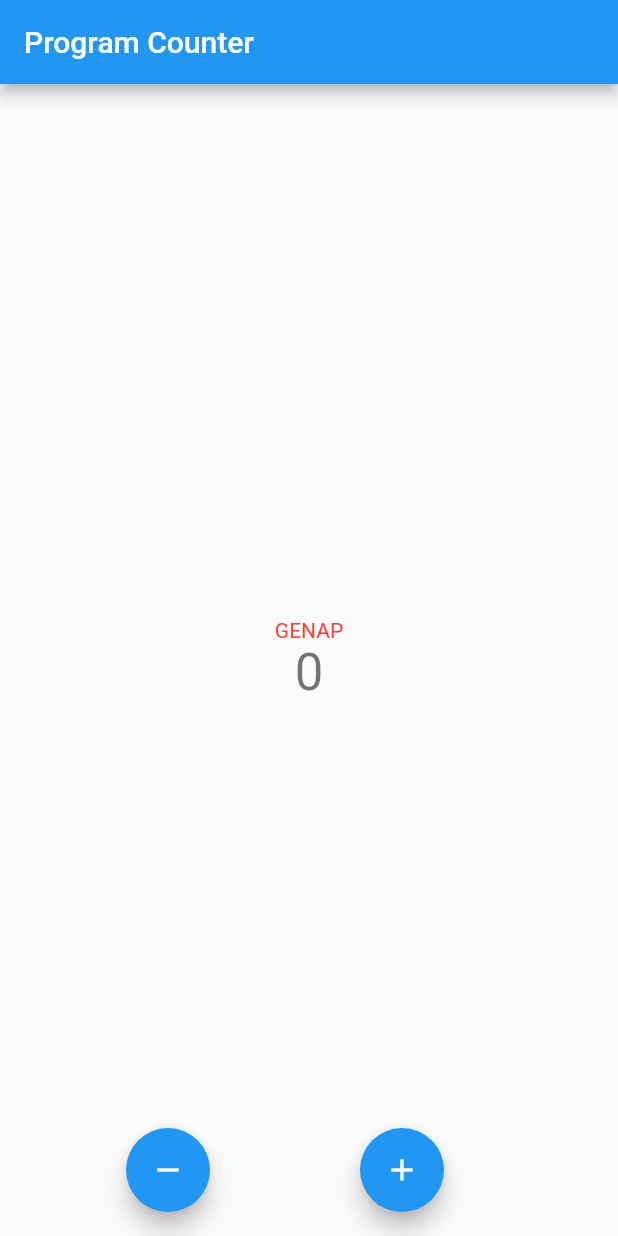
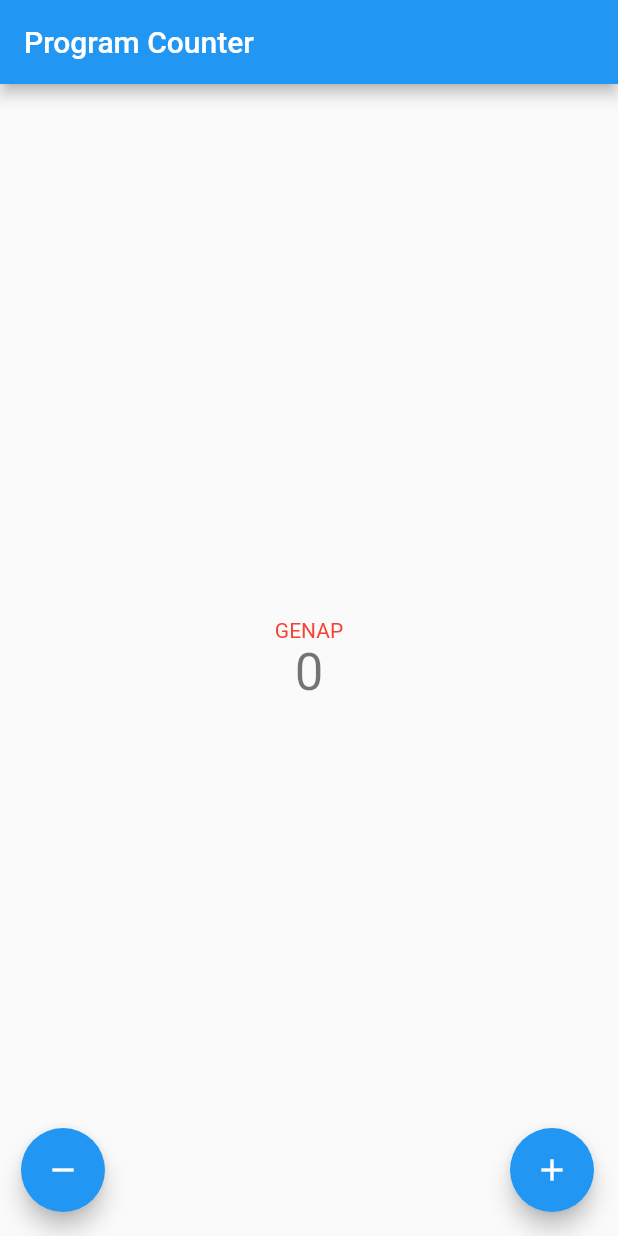
Before and after one commit to valenciusap17/pbp-flutter-lab, a Flutter app: the screen it shows after launch, on a phone screen of 412 x 824 dp. Run offline on Flutter 3.47's test engine with Material 2 defaults, Android fonts, the phone set to English and light mode, and no system bars.

Commit message:
added padding and editting README.md

```diff
--- a/counter_7/lib/main.dart
+++ b/counter_7/lib/main.dart
@@ -121,8 +121,10 @@ class _MyHomePageState extends State<MyHomePage> {
           ],
         ),
       ),
-      floatingActionButton: Row(
-        mainAxisAlignment: MainAxisAlignment.spaceEvenly,
+      floatingActionButton: Padding(
+        padding: EdgeInsets.only(left: 30.0),
+        child: Row(
+          mainAxisAlignment: MainAxisAlignment.spaceBetween,
           children: [
             FloatingActionButton(
               onPressed: _decrementCounter,
@@ -136,7 +138,7 @@ class _MyHomePageState extends State<MyHomePage> {
             ),
           ],
         ),
-
+      ),
     );
   }
 }
```
Also changed, not shown: 1 other file. Lines whose indentation alone changed are shown as unchanged.
